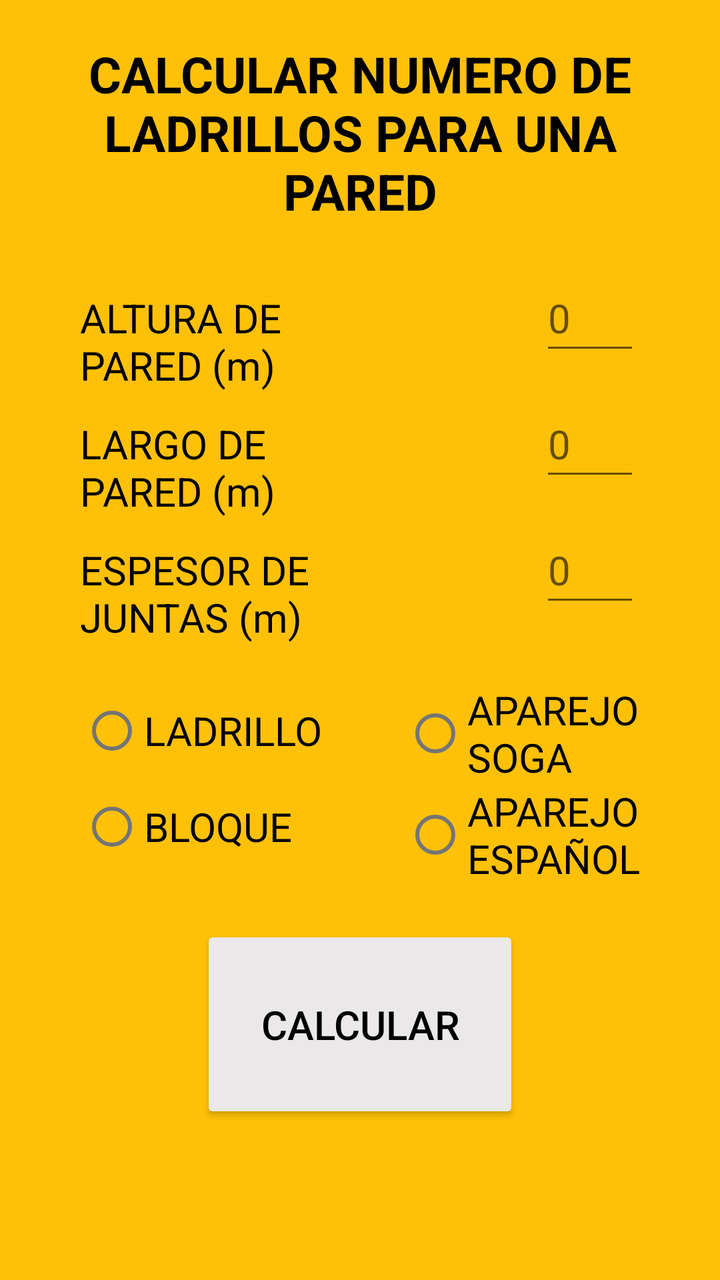
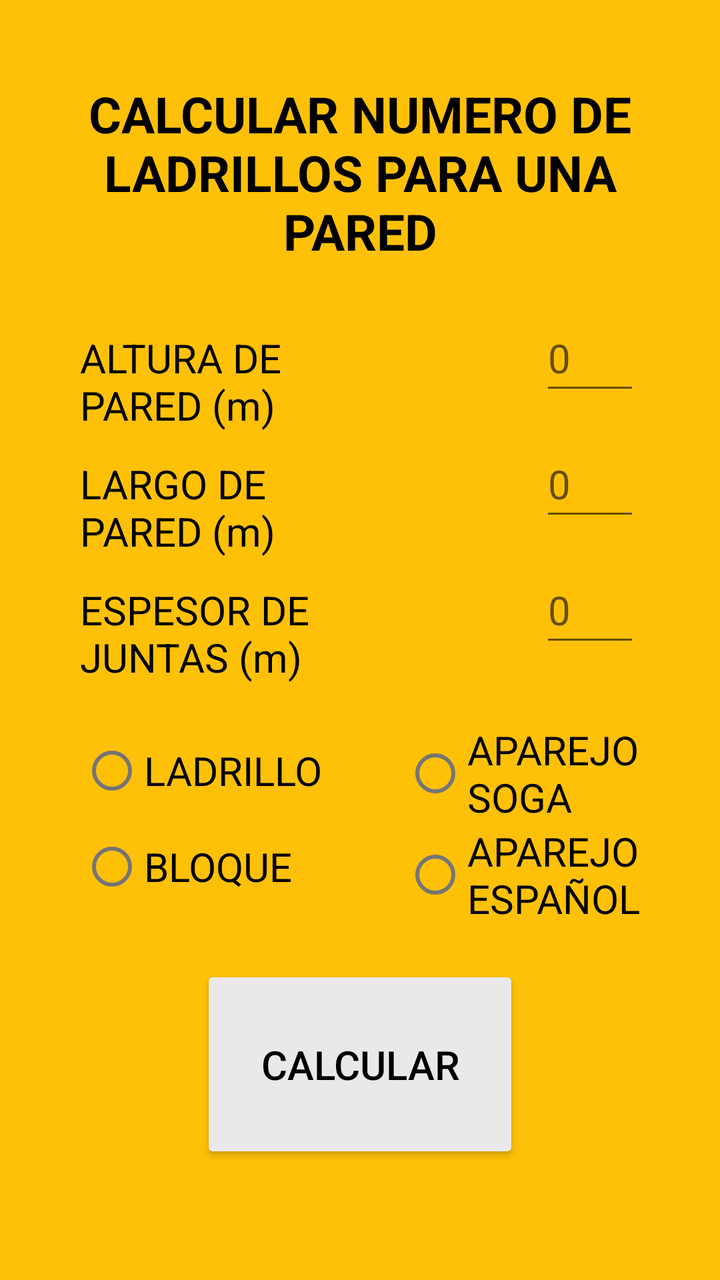

Compare the two renders of this Android layout. The source of the first and the diff that turns it into the second are given below.
<!-- AndroidManifest.xml: application theme Theme.CalculadorDeMateriales -->
<!-- res/layout/fragment_pared.xml -->
<?xml version="1.0" encoding="utf-8"?>
<GridLayout
    xmlns:android="http://schemas.android.com/apk/res/android"
    xmlns:tools="http://schemas.android.com/tools"
    android:layout_width="match_parent"
    android:layout_height="match_parent"
    android:rowCount="7"
    android:columnCount="2"
    tools:context=".presentation.mvvm.ui.ParedFragment">

    <TextView
        android:layout_columnSpan="2"
        android:layout_row="0"
        android:text="@string/tv_uno"
        android:textStyle = "bold"
        style="@style/MyTitleAndResult" />

    <TextView
        android:layout_column="0"
        android:layout_row="1"
        android:text="@string/tv_dos"
        style="@style/MyTextView" />

    <EditText
        android:id="@+id/editAltura"
        android:layout_column="1"
        android:layout_row="1"
        android:autofillHints="username"
        tools:ignore="LabelFor,DuplicateSpeakableTextCheck"
        style="@style/MyEditText" />

    <TextView
        android:layout_column="0"
        android:layout_row="2"
        android:text="@string/tv_tres"
        style="@style/MyTextView"/>

    <EditText
        android:id="@+id/editLargo"
        android:layout_column="1"
        android:layout_row="2"
        android:autofillHints="username"
        tools:ignore="LabelFor"
        style="@style/MyEditText" />

    <TextView
        android:layout_column="0"
        android:layout_row="3"
        android:text="@string/tv_cuatro"
        style="@style/MyTextView" />

    <EditText
        android:id="@+id/editEspesorJuntas"
        android:layout_column="1"
        android:layout_row="3"
        android:autofillHints="username"
        tools:ignore="LabelFor"
        style="@style/MyEditText" />

    <RadioGroup
        android:layout_column="0"
        android:layout_row="4"
        android:layout_marginTop="@dimen/short2_dp"
        android:layout_marginStart="@dimen/short3_dp"
        android:layout_gravity="start"
        android:layout_width="wrap_content"
        android:layout_height="wrap_content">
        <RadioButton
            android:id="@+id/rbLadrillo"
            android:text="@string/rb_uno"
            style="@style/MyRadioButton"/>
        <RadioButton
            android:id="@+id/rbBloque"
            android:text="@string/rb_dos"
            style="@style/MyRadioButton"/>
    </RadioGroup>

    <RadioGroup
        android:layout_column="1"
        android:layout_row="4"
        android:layout_marginTop="@dimen/short2_dp"
        android:layout_marginEnd="@dimen/short3_dp"
        android:layout_gravity="end"
        android:layout_width="wrap_content"
        android:layout_height="wrap_content">
        <RadioButton
            android:id="@+id/rbAparejoSoga"
            style="@style/MyRadioButton"
            android:text="@string/rb_tres"/>
        <RadioButton
            android:id="@+id/rbAparejoEspanol"
            style="@style/MyRadioButton"
            android:text="@string/rb_cuatro"/>
    </RadioGroup>

    <Button
        android:id="@+id/btnCalcular"
        android:layout_columnSpan="2"
        android:layout_row="5"
        android:text="@string/button_calcular"
        style="@style/MyButton"/>

    <TextView
        android:id="@+id/result"
        android:layout_columnSpan="2"
        android:layout_row="6"
        style="@style/MyTitleAndResult"/>

</GridLayout>
<!-- resources referenced by this layout -->
<resources>
  <dimen name="short2_dp">20dp</dimen>
  <dimen name="short3_dp">40dp</dimen>
  <string name="button_calcular">CALCULAR</string>
  <string name="rb_cuatro">APAREJO\nESPAÑOL</string>
  <string name="rb_dos">BLOQUE</string>
  <string name="rb_tres">APAREJO\nSOGA</string>
  <string name="rb_uno">LADRILLO</string>
  <string name="tv_cuatro">ESPESOR DE\nJUNTAS (m)</string>
  <string name="tv_dos">ALTURA DE\nPARED (m)</string>
  <string name="tv_tres">LARGO DE\nPARED (m)</string>
  <string name="tv_uno">CALCULAR NUMERO DE LADRILLOS PARA UNA PARED</string>
  <style name="MyButton" parent="Widget.AppCompat.Button">
          <item name="android:layout_margin">20dp</item>
          <item name="android:layout_width">wrap_content</item>
          <item name="android:layout_height">wrap_content</item>
          <item name="android:layout_gravity">center</item>
          <item name="android:textAlignment">center</item>
          <item name="android:padding">30dp</item>
          <item name="android:textSize">20sp</item>
      </style>
  <style name="MyEditText" parent="Widget.AppCompat.EditText">
          <item name="android:layout_marginEnd">40dp</item>
          <item name="android:layout_width">50dp</item>
          <item name="android:layout_height">50dp</item>
          <item name="android:layout_gravity">end</item>
          <item name="android:maxLength">6</item>
          <item name="android:textAlignment">textStart</item>
          <item name="android:textSize">20sp</item>
          <item name="android:hint">@string/tv_vacio</item>
          <item name="android:inputType">numberDecimal</item>
      </style>
  <style name="MyRadioButton" parent="Widget.AppCompat.CompoundButton.RadioButton">
          <item name="android:layout_width">wrap_content</item>
          <item name="android:layout_height">wrap_content</item>
          <item name="android:textSize">20sp</item>
      </style>
  <style name="MyTextView" parent="Widget.AppCompat.TextView">
          <item name="android:layout_marginStart">40dp</item>
          <item name="android:layout_width">wrap_content</item>
          <item name="android:layout_height">50dp</item>
          <item name="android:layout_gravity">start</item>
          <item name="android:textAlignment">textStart</item>
          <item name="android:textSize">20sp</item>
      </style>
  <style name="MyTitleAndResult" parent="Widget.AppCompat.TextView">
          <item name="android:layout_margin">20dp</item>
          <item name="android:layout_width">match_parent</item>
          <item name="android:layout_height">wrap_content</item>
          <item name="android:layout_gravity">center</item>
          <item name="android:textAlignment">center</item>
          <item name="android:textSize">25sp</item>
      </style>
  <style name="Theme.CalculadorDeMateriales" parent="Theme.MaterialComponents.DayNight.NoActionBar">
          
          <item name="colorPrimary">@color/colorPrimaryLight</item>
          <item name="colorPrimaryVariant">@color/colorPrimaryVariantLight</item>
          <item name="colorOnPrimary">?attr/colorOnSecondary</item>
          
          <item name="colorSecondary">@color/colorSecondaryLight</item>
          <item name="colorSecondaryVariant">@color/colorSecondaryVariantLight</item>
          <item name="colorOnSecondary">@color/colorOnSecondaryLight</item>
          
          <item name="android:statusBarColor">?attr/colorPrimaryVariant</item>
          
          <item name="android:windowBackground">@color/colorOnBackgroundLight</item>
          <item name="android:textColor">?attr/colorOnSecondary</item>
      </style>
  <string name="tv_vacio">0</string>
  <color name="colorPrimaryLight">#FFEAE8E8</color>
  <color name="colorPrimaryVariantLight">#FFB9B8B8</color>
  <color name="colorSecondaryLight">#FF03DAC5</color>
  <color name="colorSecondaryVariantLight">#FF018786</color>
  <color name="colorOnSecondaryLight">#FF000000</color>
  <color name="colorOnBackgroundLight">#FFFFC107</color>
</resources>

<!-- the commit's change to res/layout/fragment_pared.xml (unified diff, before → after) -->
@@ -4,6 +4,7 @@
     xmlns:tools="http://schemas.android.com/tools"
     android:layout_width="match_parent"
     android:layout_height="match_parent"
+    android:paddingTop="@dimen/short1_dp"
     android:rowCount="7"
     android:columnCount="2"
     tools:context=".presentation.mvvm.ui.ParedFragment">
@@ -60,8 +61,8 @@
     <RadioGroup
         android:layout_column="0"
         android:layout_row="4"
-        android:layout_marginTop="@dimen/short2_dp"
-        android:layout_marginStart="@dimen/short3_dp"
+        android:layout_marginTop="@dimen/short1_dp"
+        android:layout_marginStart="@dimen/short2_dp"
         android:layout_gravity="start"
         android:layout_width="wrap_content"
         android:layout_height="wrap_content">
@@ -78,8 +79,8 @@
     <RadioGroup
         android:layout_column="1"
         android:layout_row="4"
-        android:layout_marginTop="@dimen/short2_dp"
-        android:layout_marginEnd="@dimen/short3_dp"
+        android:layout_marginTop="@dimen/short1_dp"
+        android:layout_marginEnd="@dimen/short2_dp"
         android:layout_gravity="end"
         android:layout_width="wrap_content"
         android:layout_height="wrap_content">
<!-- resource entries referenced after the edit -->
@@ -1,7 +1,7 @@
 <!-- resources referenced by this layout -->
 <resources>
-  <dimen name="short2_dp">20dp</dimen>
-  <dimen name="short3_dp">40dp</dimen>
+  <dimen name="short1_dp">20dp</dimen>
+  <dimen name="short2_dp">40dp</dimen>
   <string name="button_calcular">CALCULAR</string>
   <string name="rb_cuatro">APAREJO\nESPAÑOL</string>
   <string name="rb_dos">BLOQUE</string>
